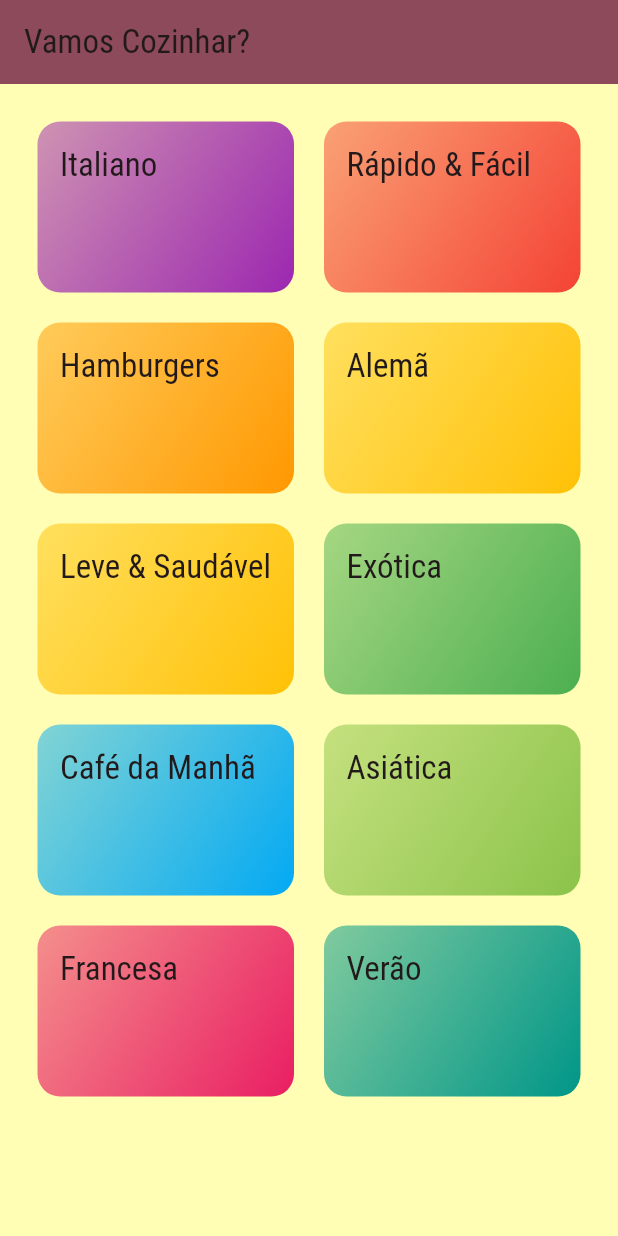
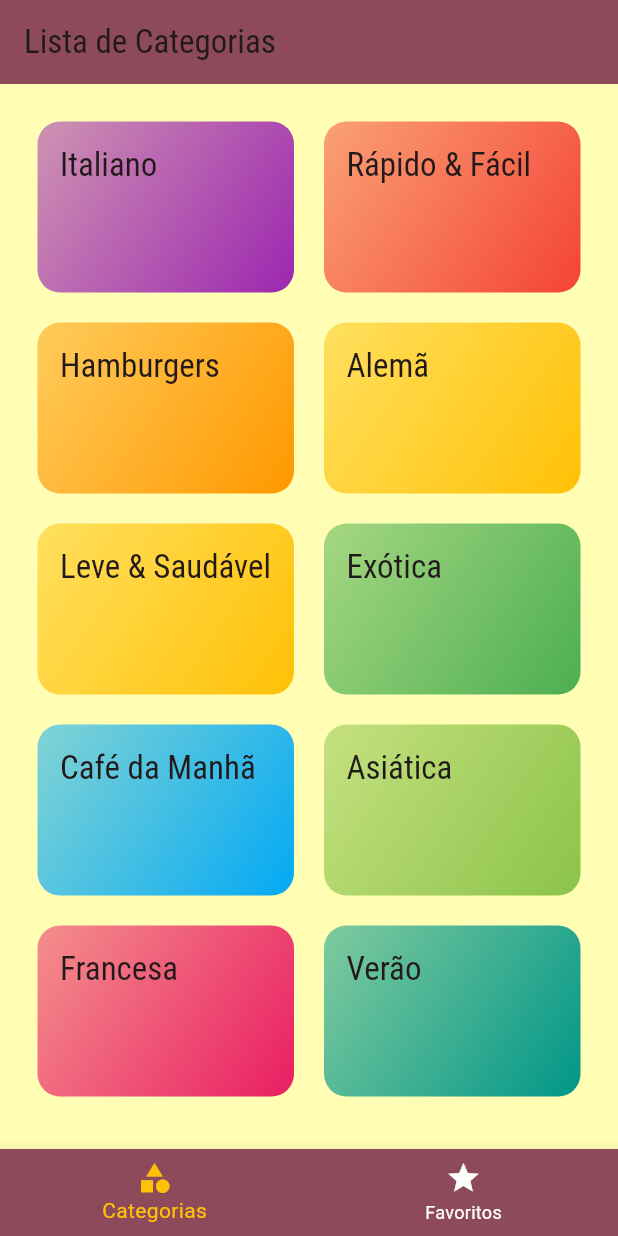
Before and after one commit to JJtankevans/Meals, a Flutter app: the screen it shows after launch, on a phone screen of 412 x 824 dp. Run offline on Flutter 3.47's test engine with Material 3 defaults, Android fonts, the phone set to English and light mode, and no system bars.

Commit message:
feature:creating-bottom-navigation-bar

```diff
--- a/lib/main.dart
+++ b/lib/main.dart
@@ -3,6 +3,7 @@ import 'package:meals/screens/meal_details_screen.dart';
 import 'screens/category_screen.dart';
 import 'screens/category_meals_screen.dart';
 import 'utils/app-routes.dart';
+import 'screens/tabs_screen.dart';
 
 void main() => runApp(MyApp());
 
@@ -16,6 +17,10 @@ class MyApp extends StatelessWidget {
           secondary: Colors.amber,
           surface: Color.fromRGBO(255, 254, 180, 1), //substitui o canvasColor
         ),
+        tabBarTheme: const TabBarTheme(
+          labelColor: Colors.white,
+          unselectedLabelColor: Colors.black,
+        ),
         fontFamily: 'Raleway',
         textTheme: ThemeData.light().textTheme.copyWith(
           titleLarge: const TextStyle(
@@ -25,7 +30,7 @@ class MyApp extends StatelessWidget {
         ),
       ),
       routes: {
-        AppRoutes.HOME: (_) => CategoryScreen(),
+        AppRoutes.HOME: (_) => TabsScreen(),
         AppRoutes.CATEGORIES_MEALS: (context) => CategoryMealsScreen(),
         AppRoutes.MEAL_DETAILS: (context) => MealDetailScreen(),
       },
--- a/lib/screens/category_screen.dart
+++ b/lib/screens/category_screen.dart
@@ -7,12 +7,7 @@ class CategoryScreen extends StatelessWidget {
 
   @override
   Widget build(BuildContext context) {
-    return Scaffold(
-      appBar: AppBar(
-        title: Text("Vamos Cozinhar?"),
-        backgroundColor: Theme.of(context).colorScheme.primary,
-      ),
-      body: GridView(
+    return GridView(
       padding: const EdgeInsets.all(25),
       gridDelegate: SliverGridDelegateWithMaxCrossAxisExtent(
         maxCrossAxisExtent: 200,
@@ -24,7 +19,6 @@ class CategoryScreen extends StatelessWidget {
           DUMMY_CATEGORIES.map((cat) {
             return CategoryItem(category: cat);
           }).toList(),
-      ),
     );
   }
 }
--- /dev/null
+++ b/lib/screens/favorite_screen.dart
@@ -0,0 +1,10 @@
+import 'package:flutter/material.dart';
+
+class FavoriteScreen extends StatelessWidget {
+  const FavoriteScreen({super.key});
+
+  @override
+  Widget build(BuildContext context) {
+    return Center(child: Text("Minhas Refeicões Favoritas"));
+  }
+}
--- /dev/null
+++ b/lib/screens/tabs_screen.dart
@@ -0,0 +1,49 @@
+import 'package:flutter/material.dart';
+import 'package:meals/screens/category_screen.dart';
+import 'package:meals/screens/favorite_screen.dart';
+
+class TabsScreen extends StatefulWidget {
+  const TabsScreen({super.key});
+
+  @override
+  State<TabsScreen> createState() => _TabsScreenState();
+}
+
+class _TabsScreenState extends State<TabsScreen> {
+  int _selectedScreenIndex = 0;
+  final List<Map<String, Object>> _screens = [
+    {"title": "Lista de Categorias", "screen": CategoryScreen()},
+    {"title": "Meus Favoritos", "screen": FavoriteScreen()},
+  ];
+
+  void _selectScreen(int index) {
+    setState(() {
+      _selectedScreenIndex = index;
+    });
+  }
+
+  @override
+  Widget build(BuildContext context) {
+    return Scaffold(
+      appBar: AppBar(
+        title: Text(_screens[_selectedScreenIndex]["title"] as String),
+        backgroundColor: Theme.of(context).colorScheme.primary,
+      ),
+      body: _screens[_selectedScreenIndex]["screen"] as Widget,
+      bottomNavigationBar: BottomNavigationBar(
+        onTap: _selectScreen,
+        currentIndex: _selectedScreenIndex,
+        backgroundColor: Theme.of(context).colorScheme.primary,
+        unselectedItemColor: Colors.white,
+        selectedItemColor: Theme.of(context).colorScheme.secondary,
+        items: [
+          BottomNavigationBarItem(
+            icon: Icon(Icons.category),
+            label: "Categorias",
+          ),
+          BottomNavigationBarItem(icon: Icon(Icons.star), label: "Favoritos"),
+        ],
+      ),
+    );
+  }
+}
```
Lines whose indentation alone changed are shown as unchanged.
